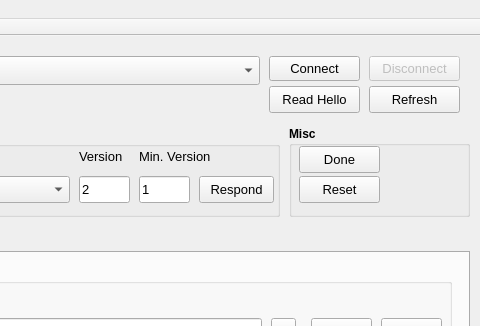
This is resources/ui/sahara_window.ui in openpst/sahara as Qt 5 draws it before an edit; both pictures show x 401 to 881 and y 0 to 326 of the 881 by 734 pixel window. The edited form follows.
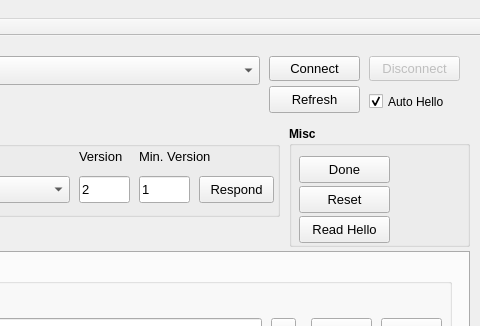
This is the edited form. Custom widgets are drawn as their Qt base class.

Commit message: add auto-hello feature

Patch:
```diff
--- a/resources/ui/sahara_window.ui
+++ b/resources/ui/sahara_window.ui
@@ -679,7 +679,7 @@
     <widget class="QPushButton" name="portRefreshButton">
      <property name="geometry">
       <rect>
-       <x>760</x>
+       <x>660</x>
        <y>40</y>
        <width>91</width>
        <height>27</height>
@@ -748,24 +748,20 @@
       <string>Device</string>
      </property>
     </widget>
-    <widget class="QPushButton" name="readHelloButton">
+    <widget class="QCheckBox" name="autoHelloCheckbox">
      <property name="geometry">
       <rect>
-       <x>660</x>
+       <x>760</x>
        <y>40</y>
        <width>91</width>
-       <height>27</height>
+       <height>31</height>
       </rect>
      </property>
-     <property name="font">
-      <font>
-       <pointsize>10</pointsize>
-       <weight>50</weight>
-       <bold>false</bold>
-      </font>
-     </property>
      <property name="text">
-      <string>Read Hello</string>
+      <string>Auto Hello</string>
+     </property>
+     <property name="checked">
+      <bool>true</bool>
      </property>
     </widget>
    </widget>
@@ -775,7 +771,7 @@
       <x>690</x>
       <y>90</y>
       <width>181</width>
-      <height>91</height>
+      <height>121</height>
      </rect>
     </property>
     <property name="font">
@@ -791,8 +787,8 @@
      <property name="geometry">
       <rect>
        <x>10</x>
-       <y>50</y>
-       <width>81</width>
+       <y>60</y>
+       <width>91</width>
        <height>27</height>
       </rect>
      </property>
@@ -811,8 +807,8 @@
      <property name="geometry">
       <rect>
        <x>10</x>
-       <y>20</y>
-       <width>81</width>
+       <y>30</y>
+       <width>91</width>
        <height>27</height>
       </rect>
      </property>
@@ -827,6 +823,26 @@
       <string>Done</string>
      </property>
     </widget>
+    <widget class="QPushButton" name="readHelloButton">
+     <property name="geometry">
+      <rect>
+       <x>10</x>
+       <y>90</y>
+       <width>91</width>
+       <height>27</height>
+      </rect>
+     </property>
+     <property name="font">
+      <font>
+       <pointsize>10</pointsize>
+       <weight>50</weight>
+       <bold>false</bold>
+      </font>
+     </property>
+     <property name="text">
+      <string>Read Hello</string>
+     </property>
+    </widget>
    </widget>
    <widget class="QGroupBox" name="helloGroupBox">
     <property name="geometry">
```
Left out of the diff: 4 changed lines with no effect on the pictures. The commit also changes 1 other file.
